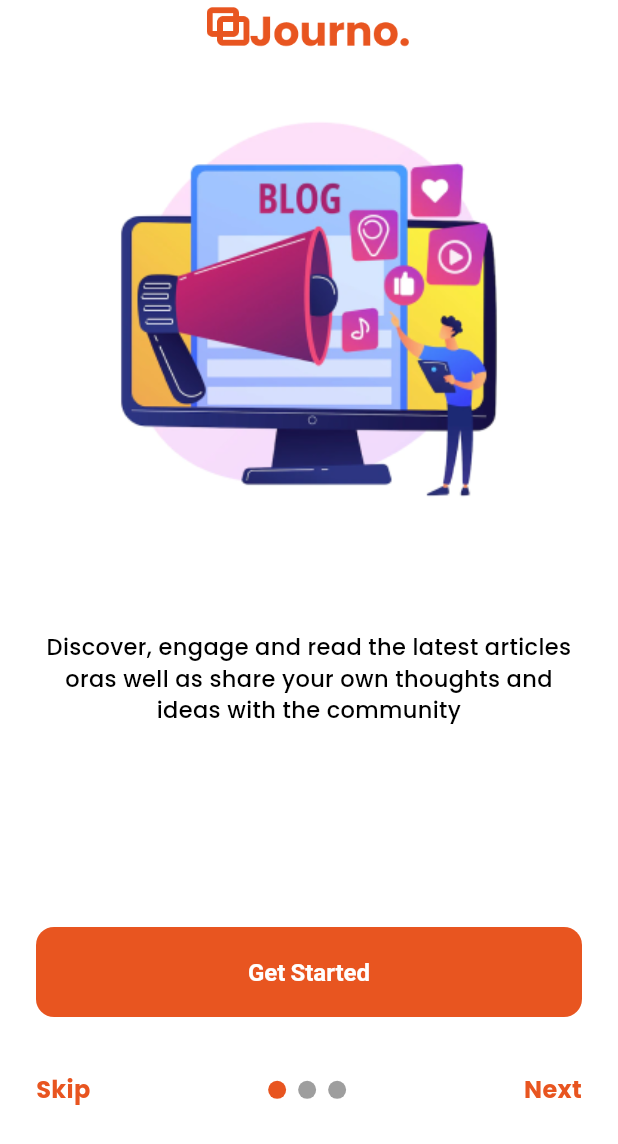
After one commit to SahilBhageerathi/Flutter-with-FireBase-Auth-, a Flutter app: the screen it shows after launch, on a phone screen of 412 x 824 dp. The commit adds this screen. Shown: the top 1144 px of the screen. Run offline on Flutter 3.47's test engine with Material 3 defaults, Android fonts, the phone set to English and light mode, and no system bars; drawn by our look-alikes of smooth_page_indicator; our stand-ins replace auto_route, firebase_auth, firebase_core, google_fonts; missing offline and left inert: animation_wrappers; accounts and stored records are empty; generated files the repository leaves out were written again.

Commit message:
Added below Changes 1)changed the height and width of logo in splash screen 2)completed the onboarding screen with page view controller and smooth indicator

```diff
--- a/lib/src/core/constants/app_strings.dart
+++ b/lib/src/core/constants/app_strings.dart
@@ -1,4 +1,13 @@
-class AppStrings{
+class AppStrings {
   AppStrings._();
-  static const appName="Journo";
+
+  static const appName = "Journo";
+
+  ///onBoarding
+  static const String getStartedBtnTxt = "Get Started";
+  static const String skipTxt = "Skip";
+  static const String nextTxt = "Next";
+  static const String onBoardingTxt1 = "Discover, engage and read the latest articles oras well as share your own thoughts and ideas with the community";
+  static const String onBoardingTxt2 ="Customise your reading experience and join the conversation by creating a account";
+  static const String onBoardingTxt3 ="Explore a wide selection of categories, or use the search bar to find specific topics";
 }
--- a/lib/src/core/constants/image.dart
+++ b/lib/src/core/constants/image.dart
@@ -5,7 +5,12 @@ class AppImages{
   static const String _svgImages="assets/images/svg";
   //App Logos
   static const String darkAppLogo='$_svgImages/';
-  static const String lightAppLogo='$_pngImages/app_name.png';
+  static const String appLogo='$_pngImages/app_name.png';
+  ///onBoarding screen
+  static const String onBoarding_1='$_pngImages/onboarding_image_1.png';
+  static const String onBoarding_2='$_pngImages/Onboarding_ image_2.png';
+  static const String onBoarding_3='$_pngImages/onboarding_image_3.png';
+  // assets/images/png/onboarding_image_3.png
 
   //Social logos
   static const String facebook="";
--- a/lib/src/core/theme/custom_themes/elevated_btn_theme.dart
+++ b/lib/src/core/theme/custom_themes/elevated_btn_theme.dart
@@ -10,9 +10,8 @@ class CustomElevatedBtnTheme{
       backgroundColor: Colors.blue,
       disabledForegroundColor: Colors.grey,
       disabledBackgroundColor: Colors.grey,
-      side: const BorderSide(color: Colors.blue),
       padding: const EdgeInsets.symmetric(vertical: 18),
-      textStyle: const TextStyle(fontSize: 16, fontWeight: FontWeight.w600, color: Colors.white),
+      textStyle: const TextStyle(fontSize: 16, fontWeight: FontWeight.w700, color: Colors.white),
       shape: RoundedRectangleBorder(borderRadius: BorderRadius.circular(12)),
     ),
   );
@@ -24,9 +23,8 @@ class CustomElevatedBtnTheme{
       backgroundColor: Colors.blue,
       disabledForegroundColor: Colors.grey,
       disabledBackgroundColor: Colors.grey,
-      side: const BorderSide(color: Colors.blue),
       padding: const EdgeInsets.symmetric(vertical: 18),
-      textStyle: const TextStyle(fontSize: 16, fontWeight: FontWeight.w600, color: Colors.white),
+      textStyle: const TextStyle(fontSize: 16, fontWeight: FontWeight.w700, color: Colors.white),
       shape: RoundedRectangleBorder(borderRadius: BorderRadius.circular(12)),
     ),
   );
--- a/lib/src/presentation/onboarding/onboarding_screen.dart
+++ b/lib/src/presentation/onboarding/onboarding_screen.dart
@@ -1,5 +1,13 @@
 import 'package:auto_route/auto_route.dart';
 import 'package:flutter/material.dart';
+import 'package:sample_1/src/core/constants/app_strings.dart';
+import 'package:sample_1/src/core/constants/colors.dart';
+import 'package:sample_1/src/core/constants/image.dart';
+import 'package:sample_1/src/presentation/onboarding/onboarding_view_model.dart';
+import 'package:sample_1/src/presentation/onboarding/widgets/onboard_first.dart';
+import 'package:sample_1/src/presentation/onboarding/widgets/onboard_second.dart';
+import 'package:sample_1/src/presentation/onboarding/widgets/onboard_third.dart';
+import 'package:smooth_page_indicator/smooth_page_indicator.dart';
 
 @RoutePage()
 class OnBoardingScreen extends StatefulWidget {
@@ -10,12 +18,79 @@ class OnBoardingScreen extends StatefulWidget {
 }
 
 class _OnBoardingScreenState extends State<OnBoardingScreen> {
+  OnBoardingViewModel onBoardViewModel=OnBoardingViewModel();
+
   @override
   Widget build(BuildContext context) {
-    return const Scaffold(
-      body: Center(
-        child: Text("on boarding screen"),
-      ),
+    double screenHeight = MediaQuery.of(context).size.height;
+    double screenWidth = MediaQuery.of(context).size.width;
+    return Scaffold(
+      backgroundColor: Colors.white,
+      body: SafeArea(
+          child: ListView(
+        padding: const EdgeInsets.symmetric(horizontal: 24, vertical: 0),
+        children: [
+          Image.asset(
+            AppImages.appLogo,
+            color: AppColors.primaryColor,
+            height: screenHeight * 0.05,
+            width: screenWidth * 0.36,
+          ),
+          SizedBox(
+            height: screenHeight * 0.7,
+            child: PageView(
+              controller: onBoardViewModel.onBoardingPageController,
+              children:const [
+                OnBoardFirst(),
+                OnBoardSecond(),
+                OnBoardThird(),
+              ],
+            ),
+          ),
+          Padding(
+            padding: const EdgeInsets.symmetric(vertical: 0),
+            child: ElevatedButton(
+              style: ElevatedButton.styleFrom(
+                backgroundColor: AppColors.primaryColor,
+              ),
+              onPressed: () {},
+              child: const Text(
+                AppStrings.getStartedBtnTxt,
+              ),
+            ),
+          ),
+          SizedBox(height: screenHeight*0.045),
+          Row(
+            mainAxisAlignment: MainAxisAlignment.spaceBetween,
+            children: [
+              const Text(
+                AppStrings.skipTxt,
+                style: TextStyle(
+                    color: AppColors.primaryColor,
+                    fontWeight: FontWeight.w700,
+                    fontSize: 16),
+              ),
+              SmoothPageIndicator(
+                  controller: onBoardViewModel.onBoardingPageController,  // PageController
+                  count:  3,
+                  effect: const  WormEffect(
+                    activeDotColor: AppColors.primaryColor,
+                    dotHeight: 12,
+                    dotWidth: 12,
+                  ),  // your preferred effect
+                  onDotClicked: (index){}
+              ),
+              const Text(
+                AppStrings.nextTxt,
+                style: TextStyle(
+                    color: AppColors.primaryColor,
+                    fontWeight: FontWeight.w700,
+                    fontSize: 16),
+              ),
+            ],
+          )
+        ],
+      )),
     );
   }
 }
--- /dev/null
+++ b/lib/src/presentation/onboarding/onboarding_view_model.dart
@@ -0,0 +1,6 @@
+import 'package:flutter/cupertino.dart';
+
+class OnBoardingViewModel{
+
+  final PageController onBoardingPageController=PageController();
+}
--- /dev/null
+++ b/lib/src/presentation/onboarding/widgets/onboard_first.dart
@@ -0,0 +1,31 @@
+import 'package:flutter/material.dart';
+import 'package:sample_1/src/core/constants/app_strings.dart';
+import 'package:sample_1/src/core/constants/image.dart';
+
+class OnBoardFirst extends StatelessWidget {
+  const OnBoardFirst({super.key});
+
+  @override
+  Widget build(BuildContext context) {
+    double screenHeight = MediaQuery.of(context).size.height;
+    return Column(
+      children: [
+        Image.asset(
+          AppImages.onBoarding_1,
+          height: screenHeight * 0.4,
+        ),
+        const SizedBox(
+          height: 50,
+        ),
+        const Text(
+          AppStrings.onBoardingTxt1,
+          style: TextStyle(
+              fontSize: 15,
+              fontWeight: FontWeight.w500,
+              color: Colors.black),
+          textAlign: TextAlign.center,
+        ),
+      ],
+    );
+  }
+}
```
Also changed, not shown: lib/src/presentation/onboarding/widgets/onboard_second.dart (added, +31 -0 lines), lib/src/presentation/onboarding/widgets/onboard_third.dart (added, +31 -0 lines), lib/src/presentation/spash_screens/splash_screen.dart (+6 -4 lines), assets/images/png/Onboarding_ image_2.png (added), assets/images/png/onboarding_image_1.png (added), assets/images/png/onboarding_image_3.png (added).
